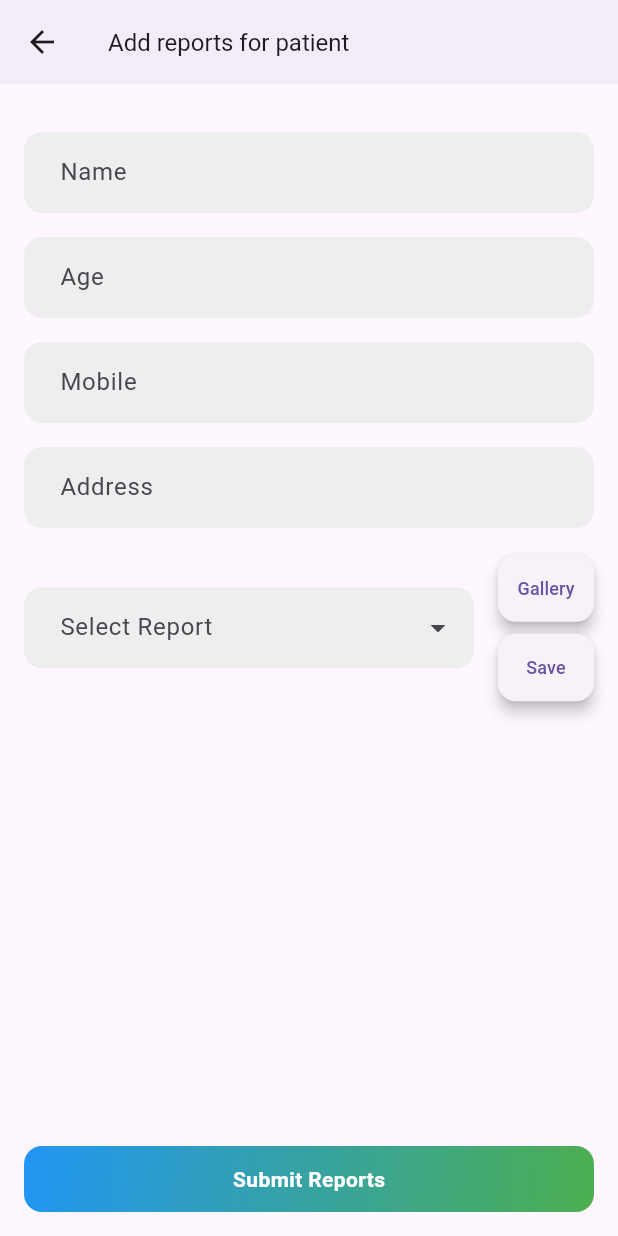
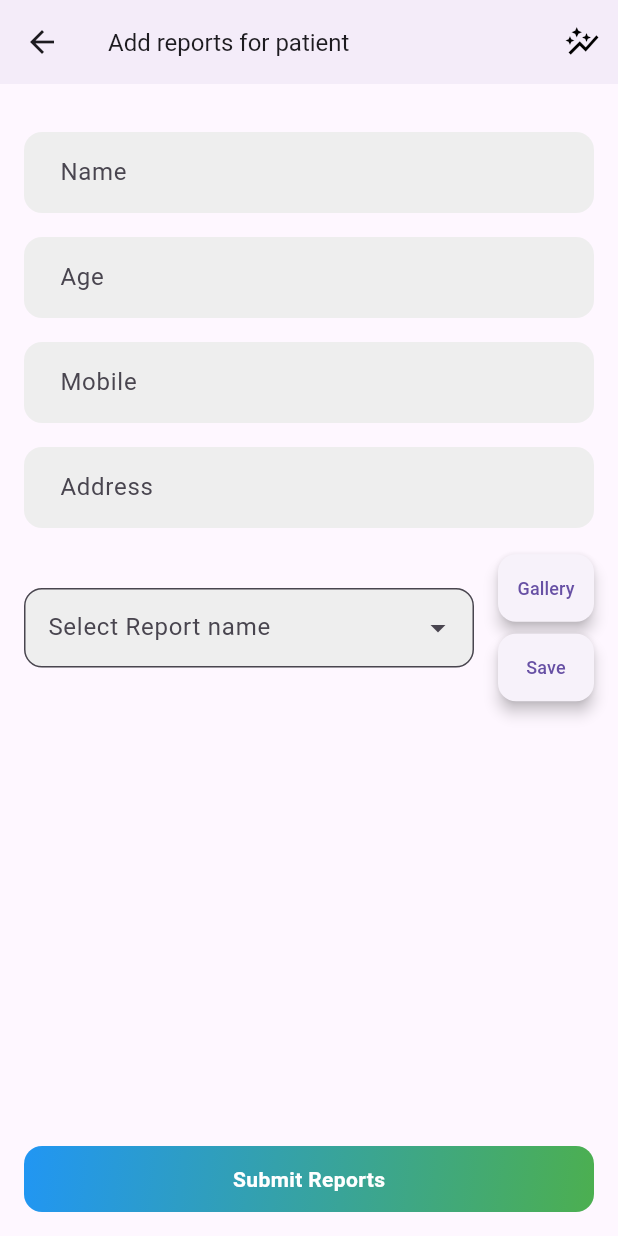
Before and after one commit to chavdajinali/vatsalya_clinic_flutter, a Flutter app: the ReportScreen screen opened directly with empty values, after a tap on "Gallery", on a phone screen of 412 x 824 dp. Run offline on Flutter 3.47's test engine with Material 3 defaults, Android fonts, the phone set to English and light mode, and no system bars; drawn by our look-alikes of dropdown_search; our stand-ins replace cloud_firestore, dio, equatable, firebase_core, firebase_storage, fl_chart and 5 more; missing offline and left inert: universal_html; accounts and stored records are empty.

Commit message:
set up files with code for create graph

```diff
--- /dev/null
+++ b/lib/models/report_name_add_model.dart
@@ -0,0 +1,25 @@
+
+class ReportNameAddModel {
+  late String id;
+  late String report_name;
+
+  ReportNameAddModel(
+      {required this.id,
+        required this.report_name});
+
+  factory ReportNameAddModel.fromJson(Map<String, dynamic> json) => ReportNameAddModel(
+      id: json['id'] ?? "",
+      report_name: json['report_name'] ?? "");
+
+  Map<String, dynamic> toJson() => {
+    'id': id,
+    'report_name': report_name
+  };
+
+  ReportNameAddModel copyWith(
+      {String? id,
+        String? report_name}) =>
+      ReportNameAddModel(
+          id: id ?? this.id,
+          report_name: report_name ?? this.report_name);
+}
--- a/lib/screens/book_appoinment/book_appoinment_screen.dart
+++ b/lib/screens/book_appoinment/book_appoinment_screen.dart
@@ -144,7 +144,7 @@ class _BookAppointmentScreenState extends State<BookAppoinmentScreen> {
                   // Name TextField with Search Icon
                   DropdownSearch<PatientsModel>(
                     key: dropDownKey,
-                    items: (filter, infiniteScrollProps) => patientsList,
+                    items: patientsList,
                     onChanged: (value) {
                       setState(() {
                         selectedPatient = value;
@@ -152,8 +152,8 @@ class _BookAppointmentScreenState extends State<BookAppoinmentScreen> {
                     },
                     compareFn: (item1, item2) => item1.id == item2.id,
                     itemAsString: (patient) => patient.name,
-                    decoratorProps: DropDownDecoratorProps(
-                      decoration: InputDecoration(
+                    dropdownDecoratorProps: DropDownDecoratorProps(
+                      dropdownSearchDecoration: InputDecoration(
                         labelText: selectedPatient == null
                             ? "Select Patient name"
                             : 'Patient Name',
--- a/lib/screens/home/appointment/todays_appointment_page.dart
+++ b/lib/screens/home/appointment/todays_appointment_page.dart
@@ -5,10 +5,10 @@ import 'package:cloud_firestore/cloud_firestore.dart';
 import 'package:intl/intl.dart';
 import 'package:vatsalya_clinic/models/appointment_model.dart';
 import 'package:vatsalya_clinic/screens/book_appoinment/book_appoinment_screen.dart';
+import 'package:vatsalya_clinic/screens/graph/hearingtesttable.dart';
 import 'package:vatsalya_clinic/screens/report/reportscreen.dart';
 import 'package:vatsalya_clinic/utils/gradient_button.dart';
 import 'package:vatsalya_clinic/utils/ResponsiveBuilder.dart';
-import 'package:vatsalya_clinic/utils/screen_utils.dart';
 import '../../payment/payment_dialog.dart';
 
 class TodaysAppointmentPage extends StatefulWidget {
@@ -218,7 +218,7 @@ class _TodaysAppointmentPageState extends State<TodaysAppointmentPage> {
               children: [
                 _buildAddReportsButton(appointment, fontSize),
                 const SizedBox(height: 8),
-                _buildPaymentButton(appointment, fontSize),
+                _buildPaymentButton(appointment, fontSize)
               ],
             ),
           ],
--- a/lib/screens/payment/payment_dialog.dart
+++ b/lib/screens/payment/payment_dialog.dart
@@ -68,8 +68,8 @@ class _PaymentDialogState extends State<PaymentDialog> {
             children: [
               // Payment Type Dropdown
               DropdownSearch<String>(
-                decoratorProps: DropDownDecoratorProps(
-                    decoration: InputDecoration(
+                dropdownDecoratorProps: DropDownDecoratorProps(
+                    dropdownSearchDecoration: InputDecoration(
                   labelText: 'Payment Type',
                   border: OutlineInputBorder(
                     borderRadius: BorderRadius.circular(12),
@@ -77,7 +77,7 @@ class _PaymentDialogState extends State<PaymentDialog> {
                   fillColor: Colors.grey[200],
                   filled: true,
                 )),
-                items: (f, cs) => paymentType,
+                items: paymentType,
                 selectedItem: selectedPaymentType,
                 onChanged: (value) {
                   setState(() {
--- a/lib/screens/report/reportscreen.dart
+++ b/lib/screens/report/reportscreen.dart
@@ -1,15 +1,19 @@
 import 'dart:convert';
 import 'dart:io';
 import 'package:cloud_firestore/cloud_firestore.dart';
+import 'package:dropdown_search/dropdown_search.dart';
 import 'package:flutter/foundation.dart'; // For kIsWeb
 import 'package:flutter/material.dart';
 import 'package:image_picker/image_picker.dart';
 import 'package:intl/intl.dart';
 import 'package:vatsalya_clinic/models/appointment_model.dart';
+import 'package:vatsalya_clinic/models/report_name_add_model.dart';
+import 'package:vatsalya_clinic/screens/graph/hearingtesttable.dart';
 import 'package:vatsalya_clinic/utils/CustomPicker.dart';
 import 'package:vatsalya_clinic/utils/app_loading_indicator.dart';
 import 'package:vatsalya_clinic/utils/app_utils.dart';
 import 'package:vatsalya_clinic/utils/gradient_button.dart';
+import 'package:vatsalya_clinic/utils/storeLoginDetails.dart';
 import 'package:vatsalya_clinic/utils/textfield_builder.dart';
 import '../../main.dart';
 import 'reportfirestoreservice.dart';
@@ -25,17 +29,8 @@ class ReportScreen extends StatefulWidget {
 }
 
 class _ReportScreenState extends State<ReportScreen> {
-  final List<String> reportNames = [
-    'PTA',
-    'Impedance',
-    'ETF Test',
-    'OAE Test',
-    'BERA Test',
-    'ASSR Test',
-    'Speech Assessment',
-    'Special Test',
-    'Bill'
-  ];
+  List<ReportNameAddModel> reportNames = [];
+  List<String> reportNameList = [];
   String? selectedReport;
   final ImagePicker _picker = ImagePicker();
   XFile? imageFile;
@@ -43,6 +38,7 @@ class _ReportScreenState extends State<ReportScreen> {
   final TextEditingController ageController = TextEditingController();
   final TextEditingController mobileController = TextEditingController();
   final TextEditingController addressController = TextEditingController();
+  final dropDownKey = GlobalKey<DropdownSearchState>();
 
   // Variable to hold patient data from Firestore
   Map<String, dynamic>? patientData;
@@ -75,6 +71,15 @@ class _ReportScreenState extends State<ReportScreen> {
         print("Error picking image: $e");
       }
     }
+  }
+
+  // Fetch reportName data from Firestore
+  Future<void> _loadReportNameOptions() async {
+    reportNames = await getNamesOfReportFromFirestore();
+    for (int i=0;i<reportNames.length;i++) {
+      reportNameList.add(reportNames[i].report_name);
+    }
+    setState(() {});
   }
 
   // Fetch patient data from Firestore
@@ -252,33 +257,34 @@ class _ReportScreenState extends State<ReportScreen> {
           mainAxisAlignment: MainAxisAlignment.spaceBetween,
           children: [
             Expanded(
-              child: buildTextField(
-                controller: TextEditingController(text: selectedReport),
-                onTap: () => CustomPicker.show(
-                  context: context,
-                  items: reportNames,
-                  title: 'Select Report',
-                  onSelected: (value) {
-                    setState(() {
-                      selectedReport = value;
-                    });
-                  },
+              child: DropdownSearch<ReportNameAddModel>(
+                key: dropDownKey,
+                items: reportNames, //(filter, loadProps) {
+                //   return reportNames.where((report){ return report.report_name.isNotEmpty;}).toList();
+                // },
+                onChanged: (value) {
+                  setState(() {
+                    selectedReport = value?.report_name;
+                  });
+                },
+                compareFn: (item1, item2) => item1.id == item2.id,
+                itemAsString: (reportName) => reportName.report_name,
+                dropdownDecoratorProps: DropDownDecoratorProps(
+                  baseStyle: TextStyle(fontSize: 14),
+                  dropdownSearchDecoration: InputDecoration(
+                    labelText: selectedReport == null
+                        ? "Select Report name"
+                        : 'Report Name',
+                    border: OutlineInputBorder(
+                        borderRadius: BorderRadius.circular(12)),
+                    fillColor: Colors.grey[200],
+                    filled: true,
+                  ),
                 ),
-                readOnly: true,
-                labelText: 'Select Report',
-                decoration: InputDecoration(
-                  labelText: "Select Report",
-                  suffixIcon: const Icon(Icons.arrow_drop_down),
-                  filled: true,
-                  fillColor: Colors.grey[200],
-                  border: OutlineInputBorder(
-                    borderRadius: BorderRadius.circular(12),
-                    borderSide: BorderSide.none,
-                  ),
-                  contentPadding:
-                      const EdgeInsets.symmetric(vertical: 15, horizontal: 20),
+                popupProps: const PopupProps.menu(
+                  fit: FlexFit.loose,
+                  constraints: BoxConstraints(),
                 ),
-                obscureText: false,
               ),
             ),
             const SizedBox(width: 16),
@@ -338,83 +344,6 @@ class _ReportScreenState extends State<ReportScreen> {
                 ),
               ],
             ),
-            // if (imageFile == null)
-            //   Expanded(
-            //     child: ElevatedButton.icon(
-            //       icon: Icon(Icons.photo_library, size: isDesktop ? 16 : 12),
-            //       label: Text('Gallery',
-            //           style: TextStyle(fontSize: isDesktop ? 16 : 12)),
-            //       onPressed: () => _pickImage(ImageSource.gallery),
-            //       style: ElevatedButton.styleFrom(
-            //         minimumSize:
-            //             isDesktop ? const Size(120, 50) : const Size(60, 40),
-            //         shape: RoundedRectangleBorder(
-            //           borderRadius: BorderRadius.circular(12),
-            //         ),
-            //         padding: const EdgeInsets.symmetric(vertical: 12),
-            //         elevation: 4,
-            //       ),
-            //     ),
-            //   )
-            // else
-            //   Expanded(
-            //     child: Row(
-            //       children: [
-            //         GestureDetector(
-            //           onTap: () => _pickImage(ImageSource.gallery),
-            //           child: ClipRRect(
-            //             borderRadius: BorderRadius.circular(12),
-            //             child: kIsWeb
-            //                 ? (base64String != null
-            //                     ? Image.memory(
-            //                         base64Decode(base64String!),
-            //                         width: isDesktop ? 120 : 80,
-            //                         height: 50,
-            //                         fit: BoxFit.cover,
-            //                       )
-            //                     : const Icon(Icons.image,
-            //                         size: 50, color: Colors.grey))
-            //                 : (imageFile != null
-            //                     ? Image.file(
-            //                         File(imageFile!.path),
-            //                         width: isDesktop ? 120 : 80,
-            //                         height: 50,
-            //                         fit: BoxFit.cover,
-            //                       )
-            //                     : const Icon(Icons.image,
-            //                         size: 50, color: Colors.grey)),
-            //           ),
-            //         ),
-            //         SizedBox(width: isDesktop ? 8 : 2),
-            //         Expanded(
-            //             child: IconButton(
-            //                 onPressed: () {
-            //                   setState(() {
-            //                     imageFile = null; // Clear the picked image
-            //                   });
-            //                 },
-            //                 icon: const Icon(Icons.cancel_outlined))),
-            //       ],
-            //     ),
-            //   ),
-            // const SizedBox(width: 8),
-            // Expanded(
-            //   child: ElevatedButton.icon(
-            //     icon: Icon(Icons.save, size: isDesktop ? 16 : 12),
-            //     label: Text('SAVE',
-            //         style: TextStyle(fontSize: isDesktop ? 16 : 12)),
-            //     onPressed: saveReport,
-            //     style: ElevatedButton.styleFrom(
-            //       minimumSize:
-            //           isDesktop ? const Size(120, 50) : const Size(60, 40),
-            //       shape: RoundedRectangleBorder(
-            //         borderRadius: BorderRadius.circular(12),
-            //       ),
-            //       padding: const EdgeInsets.symmetric(vertical: 12),
-            //       elevation: 4,
-            //     ),
-            //   ),
-            // ),
           ],
         ),
         const SizedBox(height: 20),
@@ -474,6 +403,7 @@ class _ReportScreenState extends State<ReportScreen> {
   void initState() {
     super.initState();
     fetchPatientData();
+    _loadReportNameOptions();
   }
 
   @override
@@ -485,6 +415,15 @@ class _ReportScreenState extends State<ReportScreen> {
         title: Text('Add reports for patient',
             style: TextStyle(fontSize: isDesktop ? 20 : 16)),
         elevation: 2,
+        actions: [
+        IconButton(onPressed: () {
+          Navigator.push(
+            context,
+            MaterialPageRoute(
+              builder: (context) => HearingTestTable(),
+            ),
+          );
+        }, icon: const Icon(Icons.auto_graph,color: Colors.black)),],
       ),
       body: Padding(
         padding: const EdgeInsets.all(16.0),
--- a/lib/utils/storeLoginDetails.dart
+++ b/lib/utils/storeLoginDetails.dart
@@ -6,6 +6,7 @@ import 'package:shared_preferences/shared_preferences.dart';
 import 'package:vatsalya_clinic/models/appointment_model.dart';
 import 'package:vatsalya_clinic/models/patients_model.dart';
 import 'package:vatsalya_clinic/models/refrence_model.dart';
+import 'package:vatsalya_clinic/models/report_name_add_model.dart';
 import 'package:vatsalya_clinic/models/user_model.dart';
 
 Future<void> storeLoginDetails(UserModel userDetails) async {
@@ -80,6 +81,25 @@ Future<List<PatientsModel>> getNamesOfPatientsFromFirestore() async {
   return PatientsModelList;
 }
 
+Future<List<ReportNameAddModel>> getNamesOfReportFromFirestore() async {
+  List<ReportNameAddModel> ReportNameGetList = [];
+
+  // Get a reference to the Firestore collection
+  final CollectionReference reportTbl = FirebaseFirestore.instance.collection('report_name_list_tbl');
+
+  // Query the collection for all documents
+  QuerySnapshot querySnapshot = await reportTbl.get();
+
+  // Iterate through the documents and extract the 'name' field
+  for (QueryDocumentSnapshot doc in querySnapshot.docs) {
+    var reportName = ReportNameAddModel.fromJson(doc.data() as Map<String, dynamic>);
+    // reportName.id = doc.id;
+    ReportNameGetList.add(reportName);
+  }
+
+  return ReportNameGetList;
+}
+
 Future<void> removeSpecificData(String key) async {
   final prefs = await SharedPreferences.getInstance();
   await prefs.remove(key); // Removes the data associated with the specified key
```
Also changed, not shown: lib/screens/graph/audiogram_chart.dart (added, +85 -0 lines), lib/screens/graph/audiogram_symbol_painter.dart (added, +22 -0 lines), lib/screens/graph/generated_audiogram_chart.dart (added, +16 -0 lines), pubspec.yaml (+11 -10 lines), pubspec.lock, 3 other files.
